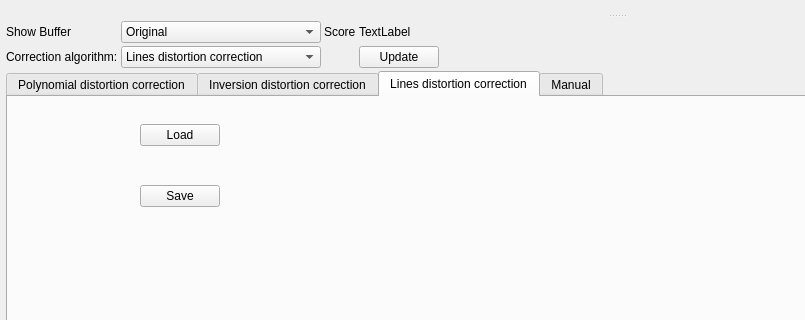
Before: the Qt Designer form utils/distortioncorrector/distortionWidget.ui in NickPenkrat/corecvs, drawn with Qt 5; both pictures show x 0 to 805 and y 231 to 551 of the 1234 by 718 pixel window.
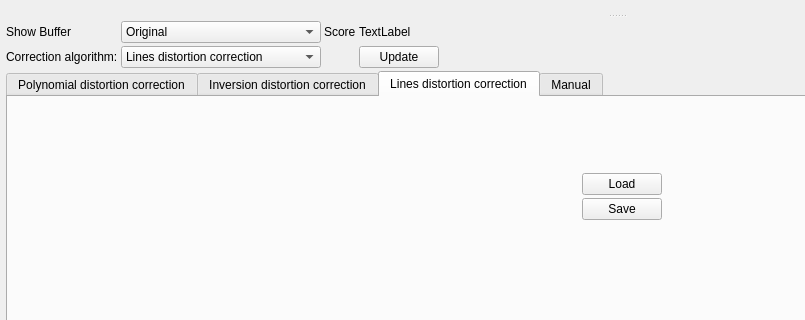
After: the same form once the commit is applied. Icons and pictures are not drawn. Custom widgets are drawn as their Qt base class.

Diff of the .ui file:
```diff
--- a/utils/distortioncorrector/distortionWidget.ui
+++ b/utils/distortioncorrector/distortionWidget.ui
@@ -441,22 +441,6 @@
            <property name="spacing">
             <number>3</number>
            </property>
-           <item row="6" column="0">
-            <spacer name="verticalSpacer_3">
-             <property name="orientation">
-              <enum>Qt::Vertical</enum>
-             </property>
-             <property name="sizeType">
-              <enum>QSizePolicy::Expanding</enum>
-             </property>
-             <property name="sizeHint" stdset="0">
-              <size>
-               <width>20</width>
-               <height>10</height>
-              </size>
-             </property>
-            </spacer>
-           </item>
            <item row="2" column="1">
             <widget class="QPushButton" name="savePointsButton">
              <property name="text">
@@ -471,8 +455,14 @@
              </property>
             </widget>
            </item>
-           <item row="1" column="0" rowspan="2">
+           <item row="0" column="0" rowspan="3">
             <widget class="LineDistortionEstimatorParametersControlWidget" name="lineDistortionWidget" native="true">
+             <property name="sizePolicy">
+              <sizepolicy hsizetype="MinimumExpanding" vsizetype="MinimumExpanding">
+               <horstretch>0</horstretch>
+               <verstretch>0</verstretch>
+              </sizepolicy>
+             </property>
              <property name="minimumSize">
               <size>
                <width>120</width>
@@ -481,7 +471,20 @@
              </property>
             </widget>
            </item>
-           <item row="1" column="2">
+           <item row="3" column="0" colspan="2">
+            <spacer name="verticalSpacer_3">
+             <property name="orientation">
+              <enum>Qt::Vertical</enum>
+             </property>
+             <property name="sizeHint" stdset="0">
+              <size>
+               <width>20</width>
+               <height>40</height>
+              </size>
+             </property>
+            </spacer>
+           </item>
+           <item row="0" column="2" rowspan="3">
             <spacer name="horizontalSpacer_3">
              <property name="orientation">
               <enum>Qt::Horizontal</enum>
```
